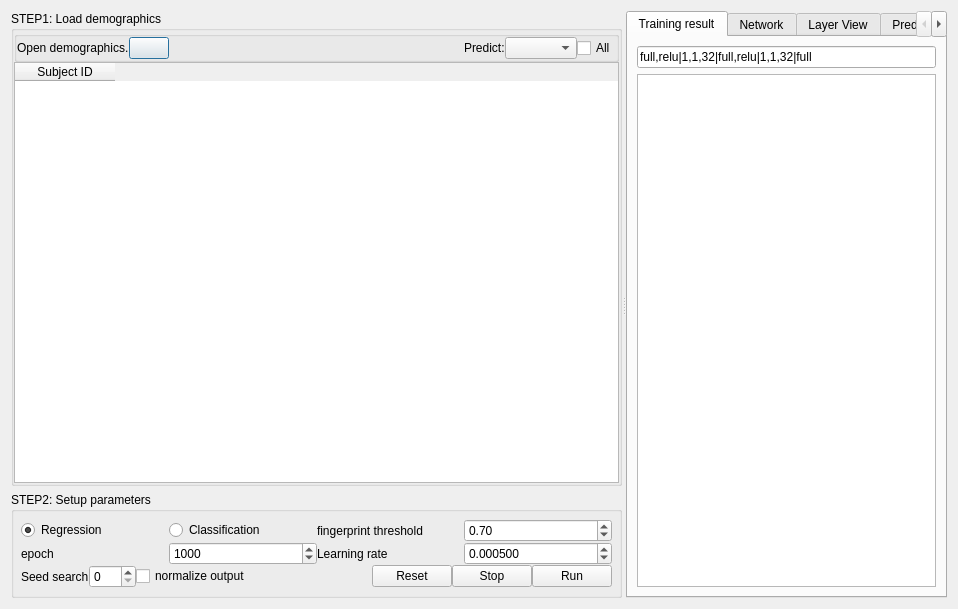
Before: the Qt Designer form connectometry/nn_connectometry.ui in frankyeh/DSI-Studio, drawn with Qt 5.
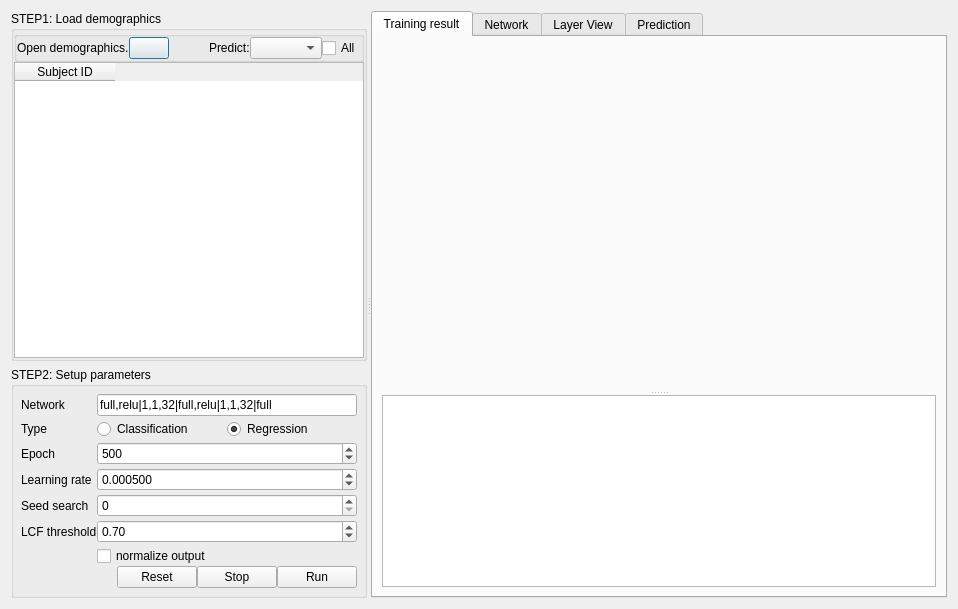
After: the same form once the commit is applied. Icons and pictures are not drawn.

```diff
--- a/connectometry/nn_connectometry.ui
+++ b/connectometry/nn_connectometry.ui
@@ -21,7 +21,7 @@
      </property>
      <widget class="QWidget" name="widget" native="true">
       <property name="sizePolicy">
-       <sizepolicy hsizetype="Maximum" vsizetype="Preferred">
+       <sizepolicy hsizetype="Preferred" vsizetype="Preferred">
         <horstretch>0</horstretch>
         <verstretch>0</verstretch>
        </sizepolicy>
@@ -43,7 +43,7 @@
         <widget class="QGroupBox" name="groupBox_2">
          <property name="sizePolicy">
           <sizepolicy hsizetype="Preferred" vsizetype="MinimumExpanding">
-           <horstretch>0</horstretch>
+           <horstretch>1</horstretch>
            <verstretch>0</verstretch>
           </sizepolicy>
          </property>
@@ -272,85 +272,89 @@
            <number>7</number>
           </property>
           <item>
-           <layout class="QHBoxLayout" name="horizontalLayout_6">
+           <layout class="QFormLayout" name="formLayout">
+            <property name="horizontalSpacing">
+             <number>0</number>
+            </property>
+            <property name="verticalSpacing">
+             <number>3</number>
+            </property>
             <property name="topMargin">
              <number>0</number>
             </property>
-            <item>
-             <widget class="QRadioButton" name="nn_regression">
+            <item row="0" column="0">
+             <widget class="QLabel" name="label">
               <property name="text">
-               <string>Regression</string>
+               <string>Network</string>
               </property>
-              <property name="checked">
-               <bool>true</bool>
-              </property>
              </widget>
             </item>
-            <item>
-             <widget class="QRadioButton" name="nn_classification">
+            <item row="0" column="1">
+             <widget class="QLineEdit" name="network_text">
               <property name="text">
-               <string>Classification</string>
+               <string>full,relu|1,1,32|full,relu|1,1,32|full</string>
               </property>
              </widget>
             </item>
-            <item>
-             <widget class="QLabel" name="label_4">
+            <item row="1" column="0">
+             <widget class="QLabel" name="label_5">
               <property name="text">
-               <string>fingerprint threshold</string>
+               <string>Type</string>
               </property>
              </widget>
             </item>
-            <item>
-             <widget class="QDoubleSpinBox" name="otsu">
-              <property name="maximum">
-               <double>2.000000000000000</double>
-              </property>
-              <property name="singleStep">
-               <double>0.100000000000000</double>
-              </property>
-              <property name="value">
-               <double>0.700000000000000</double>
-              </property>
-             </widget>
+            <item row="1" column="1">
+             <layout class="QHBoxLayout" name="horizontalLayout_2">
+              <item>
+               <widget class="QRadioButton" name="nn_classification">
+                <property name="text">
+                 <string>Classification</string>
+                </property>
+               </widget>
+              </item>
+              <item>
+               <widget class="QRadioButton" name="nn_regression">
+                <property name="text">
+                 <string>Regression</string>
+                </property>
+                <property name="checked">
+                 <bool>true</bool>
+                </property>
+               </widget>
+              </item>
+             </layout>
             </item>
-           </layout>
-          </item>
-          <item>
-           <layout class="QHBoxLayout" name="horizontalLayout_4">
-            <property name="spacing">
-             <number>0</number>
-            </property>
-            <property name="topMargin">
-             <number>0</number>
-            </property>
-            <item>
+            <item row="2" column="0">
              <widget class="QLabel" name="label_7">
               <property name="text">
-               <string>epoch</string>
+               <string>Epoch</string>
               </property>
              </widget>
             </item>
-            <item>
+            <item row="2" column="1">
              <widget class="QSpinBox" name="epoch">
               <property name="minimum">
                <number>1</number>
               </property>
               <property name="maximum">
-               <number>10000</number>
+               <number>5000</number>
+              </property>
+              <property name="singleStep">
+               <number>100</number>
               </property>
               <property name="value">
-               <number>1000</number>
+               <number>500</number>
               </property>
              </widget>
             </item>
-            <item>
+            <item row="3" column="0">
              <widget class="QLabel" name="label_2">
               <property name="text">
                <string>Learning rate</string>
               </property>
              </widget>
             </item>
-            <item>
+            <item row="3" column="1">
              <widget class="QDoubleSpinBox" name="learning_rate">
               <property name="decimals">
                <number>6</number>
@@ -366,24 +370,14 @@
               </property>
              </widget>
             </item>
-           </layout>
-          </item>
-          <item>
-           <layout class="QHBoxLayout" name="horizontalLayout_17">
-            <property name="spacing">
-             <number>0</number>
-            </property>
-            <property name="topMargin">
-             <number>0</number>
-            </property>
-            <item>
+            <item row="4" column="0">
              <widget class="QLabel" name="label_3">
               <property name="text">
                <string>Seed search</string>
               </property>
              </widget>
             </item>
-            <item>
+            <item row="4" column="1">
              <widget class="QSpinBox" name="seed_search">
               <property name="maximum">
                <number>128</number>
@@ -393,13 +387,43 @@
               </property>
              </widget>
             </item>
-            <item>
+            <item row="5" column="0">
+             <widget class="QLabel" name="label_4">
+              <property name="text">
+               <string>LCF threshold</string>
+              </property>
+             </widget>
+            </item>
+            <item row="5" column="1">
+             <widget class="QDoubleSpinBox" name="otsu">
+              <property name="maximum">
+               <double>2.000000000000000</double>
+              </property>
+              <property name="singleStep">
+               <double>0.100000000000000</double>
+              </property>
+              <property name="value">
+               <double>0.700000000000000</double>
+              </property>
+             </widget>
+            </item>
+            <item row="6" column="1">
              <widget class="QCheckBox" name="norm_output">
               <property name="text">
                <string>normalize output</string>
               </property>
              </widget>
             </item>
+           </layout>
+          </item>
+          <item>
+           <layout class="QHBoxLayout" name="horizontalLayout_17">
+            <property name="spacing">
+             <number>0</number>
+            </property>
+            <property name="topMargin">
+             <number>0</number>
+            </property>
             <item>
              <spacer name="horizontalSpacer">
               <property name="orientation">
@@ -442,6 +466,12 @@
       </layout>
      </widget>
      <widget class="QTabWidget" name="view_tab">
+      <property name="sizePolicy">
+       <sizepolicy hsizetype="Minimum" vsizetype="Expanding">
+        <horstretch>1</horstretch>
+        <verstretch>0</verstretch>
+       </sizepolicy>
+      </property>
       <property name="currentIndex">
        <number>0</number>
       </property>
@@ -451,15 +481,28 @@
        </attribute>
        <layout class="QVBoxLayout" name="verticalLayout_5">
         <item>
-         <widget class="QLineEdit" name="network_text">
-          <property name="text">
-           <string>full,relu|1,1,32|full,relu|1,1,32|full</string>
+         <widget class="QSplitter" name="splitter_3">
+          <property name="orientation">
+           <enum>Qt::Vertical</enum>
           </property>
+          <widget class="QWidget" name="widget_3" native="true">
+           <property name="sizePolicy">
+            <sizepolicy hsizetype="Preferred" vsizetype="Preferred">
+             <horstretch>0</horstretch>
+             <verstretch>2</verstretch>
+            </sizepolicy>
+           </property>
+           <property name="minimumSize">
+            <size>
+             <width>0</width>
+             <height>200</height>
+            </size>
+           </property>
+           <layout class="QGridLayout" name="report_layout"/>
+          </widget>
+          <widget class="QTextBrowser" name="log"/>
          </widget>
         </item>
-        <item>
-         <widget class="QTextBrowser" name="log"/>
-        </item>
        </layout>
       </widget>
       <widget class="QWidget" name="tab">
```
Left out of the diff: 9 changed lines with no effect on the pictures.
